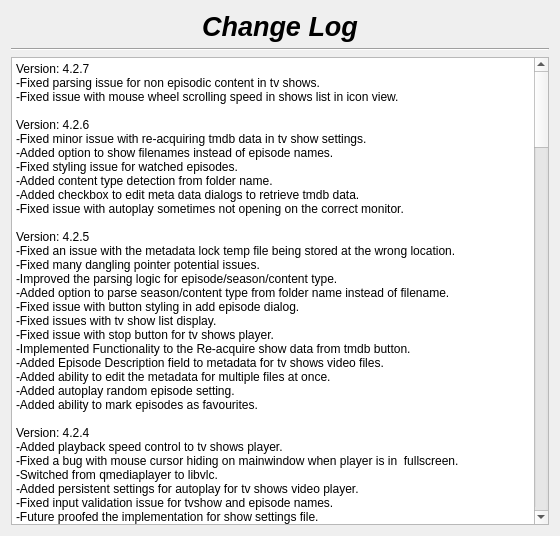
therealMaPMaKeR/MMDiary, file changelog.ui: the form before one commit.
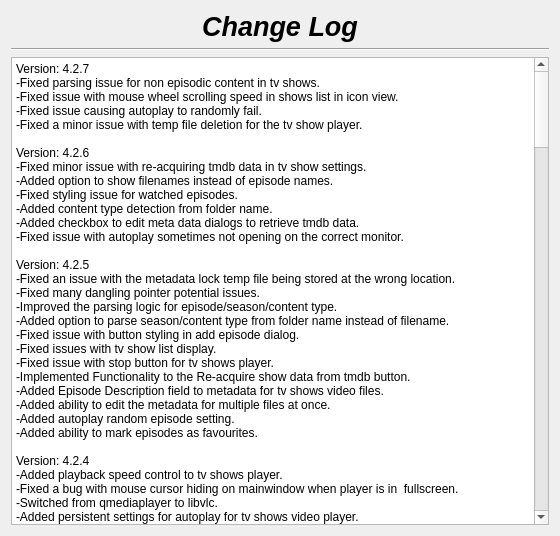
The form after the commit.

```diff
--- a/changelog.ui
+++ b/changelog.ui
@@ -55,7 +55,8 @@
 li.unchecked::marker { content: &quot;\2610&quot;; }
 li.checked::marker { content: &quot;\2612&quot;; }
 &lt;/style&gt;&lt;/head&gt;&lt;body style=&quot; font-family:'Segoe UI'; font-size:9pt; font-weight:400; font-style:normal;&quot;&gt;
-&lt;p style=&quot; margin-top:0px; margin-bottom:0px; margin-left:0px; margin-right:0px; -qt-block-indent:0; text-indent:0px;&quot;&gt;Version: 4.2.7&lt;br /&gt;-Fixed parsing issue for non episodic content in tv shows.&lt;br /&gt;-Fixed issue with mouse wheel scrolling speed in shows list in icon view.&lt;br /&gt;&lt;br /&gt;Version: 4.2.6&lt;br /&gt;-Fixed minor issue with re-acquiring tmdb data in tv show settings.&lt;/p&gt;
+&lt;p style=&quot; margin-top:0px; margin-bottom:0px; margin-left:0px; margin-right:0px; -qt-block-indent:0; text-indent:0px;&quot;&gt;Version: 4.2.7&lt;br /&gt;-Fixed parsing issue for non episodic content in tv shows.&lt;br /&gt;-Fixed issue with mouse wheel scrolling speed in shows list in icon view.&lt;br /&gt;-Fixed issue causing autoplay to randomly fail.&lt;/p&gt;
+&lt;p style=&quot; margin-top:0px; margin-bottom:0px; margin-left:0px; margin-right:0px; -qt-block-indent:0; text-indent:0px;&quot;&gt;-Fixed a minor issue with temp file deletion for the tv show player.&lt;br /&gt;&lt;br /&gt;Version: 4.2.6&lt;br /&gt;-Fixed minor issue with re-acquiring tmdb data in tv show settings.&lt;/p&gt;
 &lt;p style=&quot; margin-top:0px; margin-bottom:0px; margin-left:0px; margin-right:0px; -qt-block-indent:0; text-indent:0px;&quot;&gt;-Added option to show filenames instead of episode names.&lt;br /&gt;-Fixed styling issue for watched episodes.&lt;/p&gt;
 &lt;p style=&quot; margin-top:0px; margin-bottom:0px; margin-left:0px; margin-right:0px; -qt-block-indent:0; text-indent:0px;&quot;&gt;-Added content type detection from folder name.&lt;br /&gt;-Added checkbox to edit meta data dialogs to retrieve tmdb data.&lt;br /&gt;-Fixed issue with autoplay sometimes not opening on the correct monitor.&lt;br /&gt;&lt;br /&gt;Version: 4.2.5&lt;br /&gt;-Fixed an issue with the metadata lock temp file being stored at the wrong location.&lt;br /&gt;-Fixed many dangling pointer potential issues.&lt;/p&gt;
 &lt;p style=&quot; margin-top:0px; margin-bottom:0px; margin-left:0px; margin-right:0px; -qt-block-indent:0; text-indent:0px;&quot;&gt;-Improved the parsing logic for episode/season/content type.&lt;br /&gt;-Added option to parse season/content type from folder name instead of filename.&lt;br /&gt;-Fixed issue with button styling in add episode dialog.&lt;/p&gt;
```
